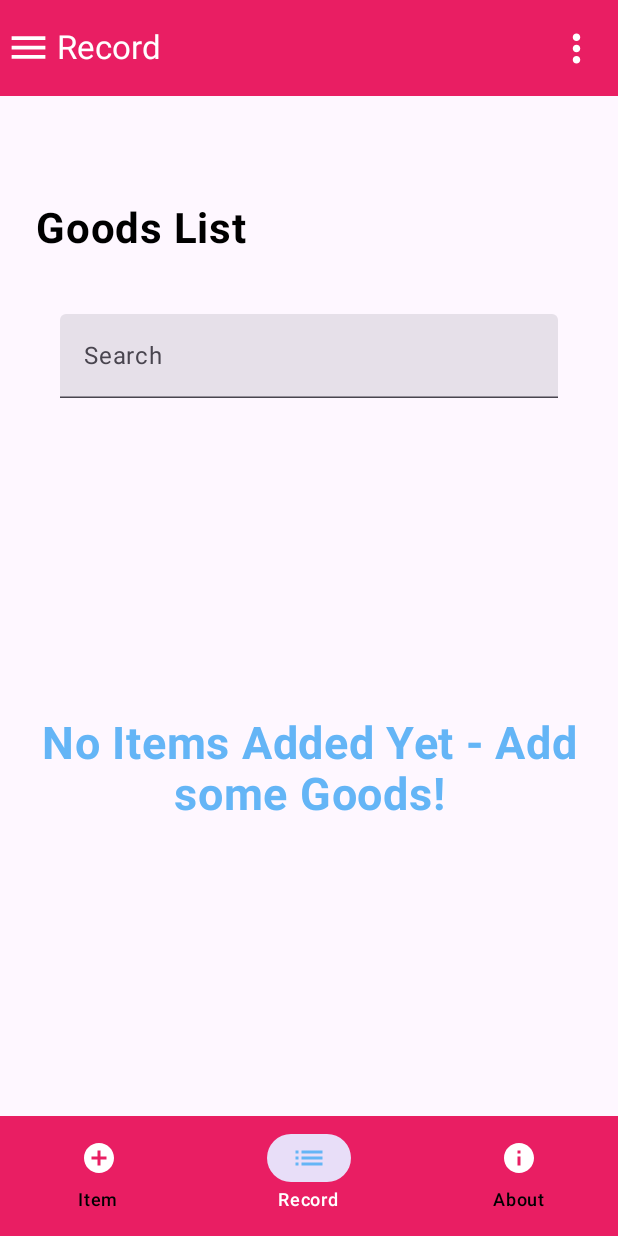
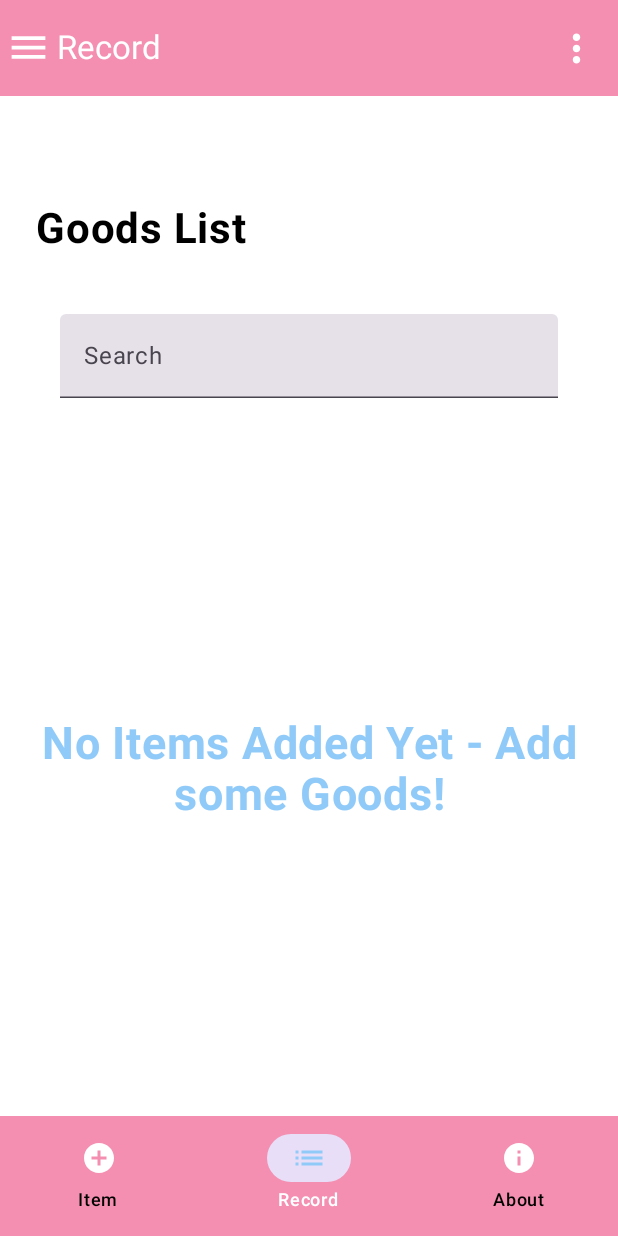
Before and after one commit to emily172/MAD2-Artisan, an Android app built with Jetpack Compose: the screen it shows after launch (MainActivity), on a phone screen of 412 x 824 dp. Run offline under Robolectric (Android 15) with nearby library versions, the phone set to English and light mode, and no system bars; our stand-ins replace Dagger/Hilt's generated code, Room's generated code, Timber.

Commit message:
Updating the color scheme for the app.

```diff
--- a/app/src/main/java/ie/setu/artisan1/ui/theme/Color.kt
+++ b/app/src/main/java/ie/setu/artisan1/ui/theme/Color.kt
@@ -1,12 +1,11 @@
-package ie.setu.artisan1.ui.theme
-
 import androidx.compose.ui.graphics.Color
 
-val PrimaryRose = Color(0xFFE91E63)
-val SecondarySky = Color(0xFF64B5F6)
-val TertiaryGrey = Color(0xFFB0BEC5)
+//Light Mode
+val PrimaryPastelRose = Color(0xFFF48FB1)
+val SecondaryPastelBlue = Color(0xFF90CAF9)
+val TertiaryPastelMint = Color(0xFF80CBC4)
 
-
-val PrimaryDRose = Color(0xFFC2185B)
-val SecondaryDSky = Color(0xFF42A5F5)
-val TertiarySoft = Color(0xFFF5F5F5)
+//Dark Mode
+val PrimaryDPastelRose = Color(0xFFC2185B)
+val SecondaryDPastelBlue = Color(0xFF42A5F5)
+val TertiaryDPastelMint = Color(0xFF00897B)
--- a/app/src/main/java/ie/setu/artisan1/ui/theme/Theme.kt
+++ b/app/src/main/java/ie/setu/artisan1/ui/theme/Theme.kt
@@ -1,5 +1,11 @@
 package ie.setu.artisan1.ui.theme
 
+import PrimaryDPastelRose
+import PrimaryPastelRose
+import SecondaryDPastelBlue
+import SecondaryPastelBlue
+import TertiaryDPastelMint
+import TertiaryPastelMint
 import android.app.Activity
 import android.os.Build
 import androidx.compose.foundation.isSystemInDarkTheme
@@ -9,28 +15,36 @@ import androidx.compose.material3.dynamicDarkColorScheme
 import androidx.compose.material3.dynamicLightColorScheme
 import androidx.compose.material3.lightColorScheme
 import androidx.compose.runtime.Composable
+import androidx.compose.ui.graphics.Color
 import androidx.compose.ui.platform.LocalContext
 
+
+//Dark Mode
 private val DarkColorScheme = darkColorScheme(
-    primary = PrimaryDRose,
-    secondary = SecondaryDSky,
-    tertiary = TertiarySoft
+    primary = PrimaryDPastelRose,
+    secondary = SecondaryDPastelBlue,
+    tertiary = TertiaryDPastelMint,
+    background = Color(0xFF121212),
+    surface = Color(0xFF121212),
+    onPrimary = Color.White,
+    onSecondary = Color.White,
+    onTertiary = Color.Black,
+    onBackground = Color.White,
+    onSurface = Color.White,
 )
 
+//Light mode
 private val LightColorScheme = lightColorScheme(
-    primary = PrimaryRose,
-    secondary = SecondarySky,
-    tertiary = TertiaryGrey
-
-    /* Other default colors to override
-    background = Color(0xFFFFFBFE),
-    surface = Color(0xFFFFFBFE),
+    primary = PrimaryPastelRose,
+    secondary = SecondaryPastelBlue,
+    tertiary = TertiaryPastelMint,
+    background = Color(0xFFFFFFFF),
+    surface = Color(0xFFFFFFFF),
     onPrimary = Color.White,
     onSecondary = Color.White,
-    onTertiary = Color.White,
-    onBackground = Color(0xFF1C1B1F),
-    onSurface = Color(0xFF1C1B1F),
-    */
+    onTertiary = Color.Black,
+    onBackground = Color.Black,
+    onSurface = Color.Black,
 )
 
 @Composable
```
